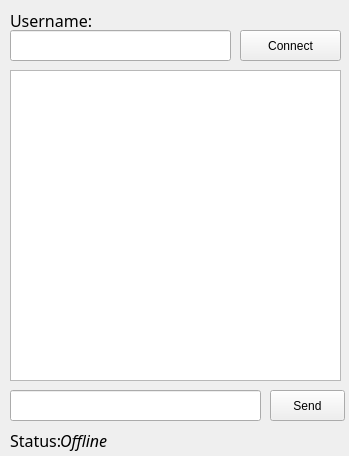
Qt form client/gui_client/gui_design.ui (AloevArun/BorodaChat) before a commit.
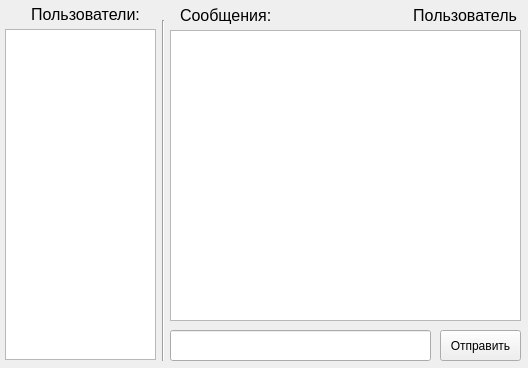
The same form after that commit.

What changed in the file:
```diff
--- a/client/gui_client/gui_design.ui
+++ b/client/gui_client/gui_design.ui
@@ -6,8 +6,8 @@
    <rect>
     <x>0</x>
     <y>0</y>
-    <width>349</width>
-    <height>456</height>
+    <width>528</width>
+    <height>368</height>
    </rect>
   </property>
   <property name="windowTitle">
@@ -17,9 +17,9 @@
    <widget class="QLineEdit" name="messageLineEdit">
     <property name="geometry">
      <rect>
-      <x>10</x>
-      <y>390</y>
-      <width>251</width>
+      <x>170</x>
+      <y>330</y>
+      <width>261</width>
       <height>31</height>
      </rect>
     </property>
@@ -27,116 +27,120 @@
    <widget class="QListView" name="messageList">
     <property name="geometry">
      <rect>
-      <x>10</x>
-      <y>70</y>
-      <width>331</width>
-      <height>311</height>
+      <x>5</x>
+      <y>29</y>
+      <width>151</width>
+      <height>331</height>
      </rect>
     </property>
    </widget>
    <widget class="QPushButton" name="sendButton">
     <property name="geometry">
      <rect>
-      <x>270</x>
-      <y>390</y>
-      <width>75</width>
-      <height>31</height>
-     </rect>
-    </property>
-    <property name="text">
-     <string>Send</string>
-    </property>
-   </widget>
-   <widget class="QLineEdit" name="userLineEdit">
-    <property name="geometry">
-     <rect>
-      <x>10</x>
-      <y>30</y>
-      <width>221</width>
-      <height>31</height>
-     </rect>
-    </property>
-   </widget>
-   <widget class="QPushButton" name="connectButton">
-    <property name="geometry">
-     <rect>
-      <x>240</x>
-      <y>30</y>
-      <width>101</width>
-      <height>31</height>
-     </rect>
-    </property>
-    <property name="text">
-     <string>Connect</string>
-    </property>
-   </widget>
-   <widget class="QLabel" name="statusLabel">
-    <property name="geometry">
-     <rect>
-      <x>10</x>
-      <y>430</y>
-      <width>61</width>
-      <height>21</height>
-     </rect>
-    </property>
-    <property name="font">
-     <font>
-      <family>Trebuchet MS</family>
-      <pointsize>12</pointsize>
-     </font>
-    </property>
-    <property name="text">
-     <string>Status:</string>
-    </property>
-   </widget>
-   <widget class="QLabel" name="onlineLabel">
-    <property name="geometry">
-     <rect>
-      <x>60</x>
-      <y>430</y>
-      <width>61</width>
-      <height>21</height>
-     </rect>
-    </property>
-    <property name="font">
-     <font>
-      <family>Trebuchet MS</family>
-      <pointsize>12</pointsize>
-      <italic>true</italic>
-      <bold>false</bold>
-     </font>
-    </property>
-    <property name="text">
-     <string>Offline</string>
-    </property>
-   </widget>
-   <widget class="QLabel" name="label">
-    <property name="geometry">
-     <rect>
-      <x>10</x>
-      <y>10</y>
+      <x>440</x>
+      <y>330</y>
       <width>81</width>
-      <height>21</height>
+      <height>31</height>
      </rect>
     </property>
+    <property name="text">
+     <string>Отправить</string>
+    </property>
+   </widget>
+   <widget class="QListView" name="MessageList">
+    <property name="geometry">
+     <rect>
+      <x>170</x>
+      <y>30</y>
+      <width>351</width>
+      <height>291</height>
+     </rect>
+    </property>
+   </widget>
+   <widget class="Line" name="line">
+    <property name="geometry">
+     <rect>
+      <x>143</x>
+      <y>20</y>
+      <width>41</width>
+      <height>341</height>
+     </rect>
+    </property>
+    <property name="orientation">
+     <enum>Qt::Vertical</enum>
+    </property>
+   </widget>
+   <widget class="QLabel" name="label">
+    <property name="geometry">
+     <rect>
+      <x>10</x>
+      <y>-1</y>
+      <width>151</width>
+      <height>31</height>
+     </rect>
+    </property>
     <property name="font">
      <font>
-      <family>Trebuchet MS</family>
       <pointsize>12</pointsize>
+      <weight>50</weight>
+      <italic>false</italic>
+      <bold>false</bold>
+      <underline>false</underline>
+      <strikeout>false</strikeout>
      </font>
     </property>
     <property name="text">
-     <string>Username:</string>
+     <string>Пользователи:</string>
     </property>
+    <property name="alignment">
+     <set>Qt::AlignCenter</set>
+    </property>
+    <property name="margin">
+     <number>0</number>
+    </property>
    </widget>
-   <zorder>statusLabel</zorder>
-   <zorder>messageLineEdit</zorder>
-   <zorder>messageList</zorder>
-   <zorder>sendButton</zorder>
-   <zorder>userLineEdit</zorder>
-   <zorder>connectButton</zorder>
-   <zorder>onlineLabel</zorder>
-   <zorder>label</zorder>
+   <widget class="QLabel" name="label_2">
+    <property name="geometry">
+     <rect>
+      <x>180</x>
+      <y>0</y>
+      <width>171</width>
+      <height>31</height>
+     </rect>
+    </property>
+    <property name="font">
+     <font>
+      <pointsize>12</pointsize>
+     </font>
+    </property>
+    <property name="text">
+     <string>Сообщения:</string>
+    </property>
+   </widget>
+   <widget class="QLabel" name="UserLabel">
+    <property name="geometry">
+     <rect>
+      <x>296</x>
+      <y>0</y>
+      <width>221</width>
+      <height>31</height>
+     </rect>
+    </property>
+    <property name="font">
+     <font>
+      <pointsize>12</pointsize>
+     </font>
+    </property>
+    <property name="layoutDirection">
+     <enum>Qt::LeftToRight</enum>
+    </property>
+    <property name="text">
+     <string>Пользователь</string>
+    </property>
+    <property name="alignment">
+     <set>Qt::AlignRight|Qt::AlignTrailing|Qt::AlignVCenter</set>
+    </property>
+   </widget>
   </widget>
  </widget>
  <resources/>
```
Left out of the diff: 6 changed lines with no effect on the pictures.
